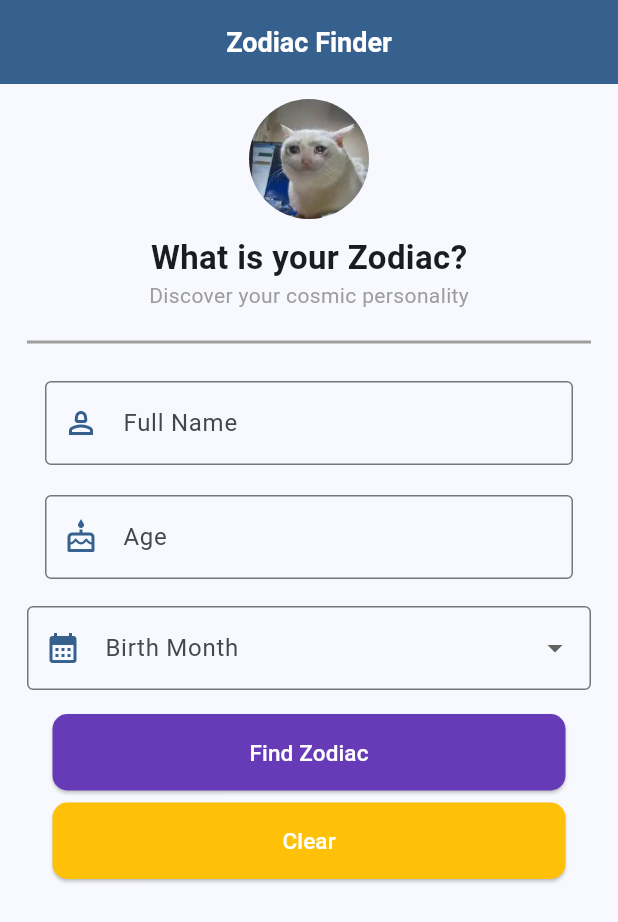
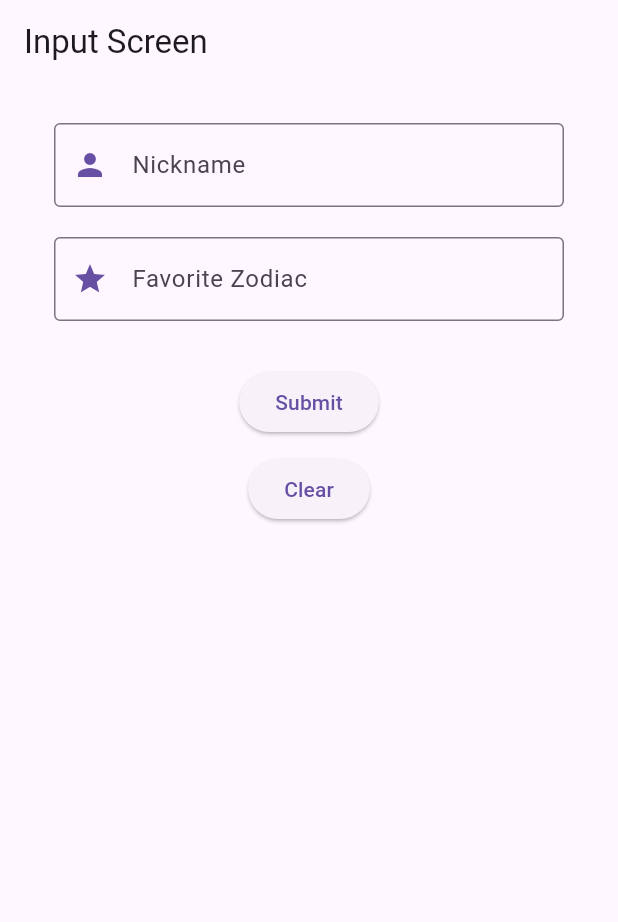
Before and after one commit to Cyrus-Fajardo/ADET, a Flutter app: the screen it shows after launch, on a phone screen of 412 x 824 dp. Shown: the top 922 px of the screen. Run offline on Flutter 3.47's test engine with Material 3 defaults, Android fonts, the phone set to English and light mode, and no system bars.

Commit message:
THActivity3

```diff
--- a/lib/main.dart
+++ b/lib/main.dart
@@ -1,20 +1,18 @@
 import 'package:flutter/material.dart';
-import 'package:fajardo_thactivity2/pages/zodiacfinder_screen.dart';
+import 'pages/input_screen.dart';
+
 void main() {
-  runApp(const MyApp());
+  runApp(MyApp());
 }
+
 class MyApp extends StatelessWidget {
-  const MyApp({super.key});
-
   @override
   Widget build(BuildContext context) {
     return MaterialApp(
-      title: "Zodiac Finder App",
-      theme: ThemeData(
-        colorSchemeSeed: Colors.blue,
-        useMaterial3: true
-      ),
-      home: ZodiacFinderPage(),
+      title: 'Cosmic Profile',
+      theme: ThemeData(primarySwatch: Colors.blue,useMaterial3: true),
+      home: InputScreen(),
+      debugShowCheckedModeBanner: false,
     );
   }
 }
--- /dev/null
+++ b/lib/pages/input_screen.dart
@@ -0,0 +1,77 @@
+import 'package:flutter/material.dart';
+import 'result_screen.dart';
+import '../widgets/custom_clearbutton.dart';
+import '../widgets/custom_text_field.dart';
+
+class InputScreen extends StatefulWidget {
+  @override
+  _InputScreenState createState() => _InputScreenState();
+}
+
+class _InputScreenState extends State<InputScreen> {
+  final _nicknameController = TextEditingController();
+  final _zodiacController = TextEditingController();
+
+  String _errorMessage = "";
+
+  void _resetFields() {
+    _nicknameController.clear();
+    _zodiacController.clear();
+    setState(() {
+      _errorMessage = ""; // clear error when reset
+    });
+  }
+
+  void _submit() {
+    if (_nicknameController.text.isEmpty || _zodiacController.text.isEmpty) {
+      setState(() {
+        _errorMessage = "Please fill in both fields (Nickname and Zodiac)";
+      });
+      return;
+    }
+
+    setState(() {
+      _errorMessage = "";
+    });
+
+    Navigator.push(
+      context,
+      MaterialPageRoute(
+        builder: (_) => ResultScreen(
+          nickname: _nicknameController.text,
+          zodiac: _zodiacController.text,
+        ),
+      ),
+    );
+  }
+
+  @override
+  Widget build(BuildContext context) {
+    return Scaffold(
+      appBar: AppBar(title: Text("Input Screen")),
+      body: Padding(
+        padding: const EdgeInsets.all(16.0),
+        child: Column(
+          children: [
+            CustomTextField(controller: _nicknameController,textInputType: TextInputType.name,icon: Icons.person, label: "Nickname"),
+            CustomTextField(controller: _zodiacController,textInputType: TextInputType.text,icon: Icons.star,label: "Favorite Zodiac"),
+            SizedBox(height: 20),
+            ElevatedButton(
+              onPressed: _submit,
+              child: Text("Submit"),
+            ),
+            SizedBox(height: 10),
+            ClearButton(onClear: _resetFields),
+            if (_errorMessage.isNotEmpty) ...[
+              SizedBox(height: 20),
+              Text(
+                _errorMessage,
+                style: TextStyle(color: Colors.red, fontSize: 14),
+              ),
+            ],
+          ],
+        ),
+      ),
+    );
+  }
+}
--- /dev/null
+++ b/lib/pages/result_screen.dart
@@ -0,0 +1,26 @@
+import 'package:flutter/material.dart';
+
+class ResultScreen extends StatelessWidget {
+  final String nickname;
+  final String zodiac;
+
+  ResultScreen({required this.nickname, required this.zodiac});
+
+  @override
+  Widget build(BuildContext context) {
+    return Scaffold(
+      appBar: AppBar(title: Text("Result Screen")),
+      body: Center(
+        child: Column(
+          mainAxisAlignment: MainAxisAlignment.center,
+          children: [
+            CircleAvatar(child: Icon(Icons.person)),
+            SizedBox(height: 20),
+            Text("Nickname: $nickname", style: TextStyle(fontSize: 18)),
+            Text("Favorite Zodiac: $zodiac", style: TextStyle(fontSize: 18)),
+          ],
+        ),
+      ),
+    );
+  }
+}
--- /dev/null
+++ b/lib/widgets/custom_clearbutton.dart
@@ -0,0 +1,15 @@
+import 'package:flutter/material.dart';
+
+class ClearButton extends StatelessWidget {
+  final VoidCallback onClear;
+
+  ClearButton({required this.onClear});
+
+  @override
+  Widget build(BuildContext context) {
+    return ElevatedButton(
+      onPressed: onClear,
+      child: Text("Clear"),
+    );
+  }
+}
```
Also changed, not shown: 10 other files.
